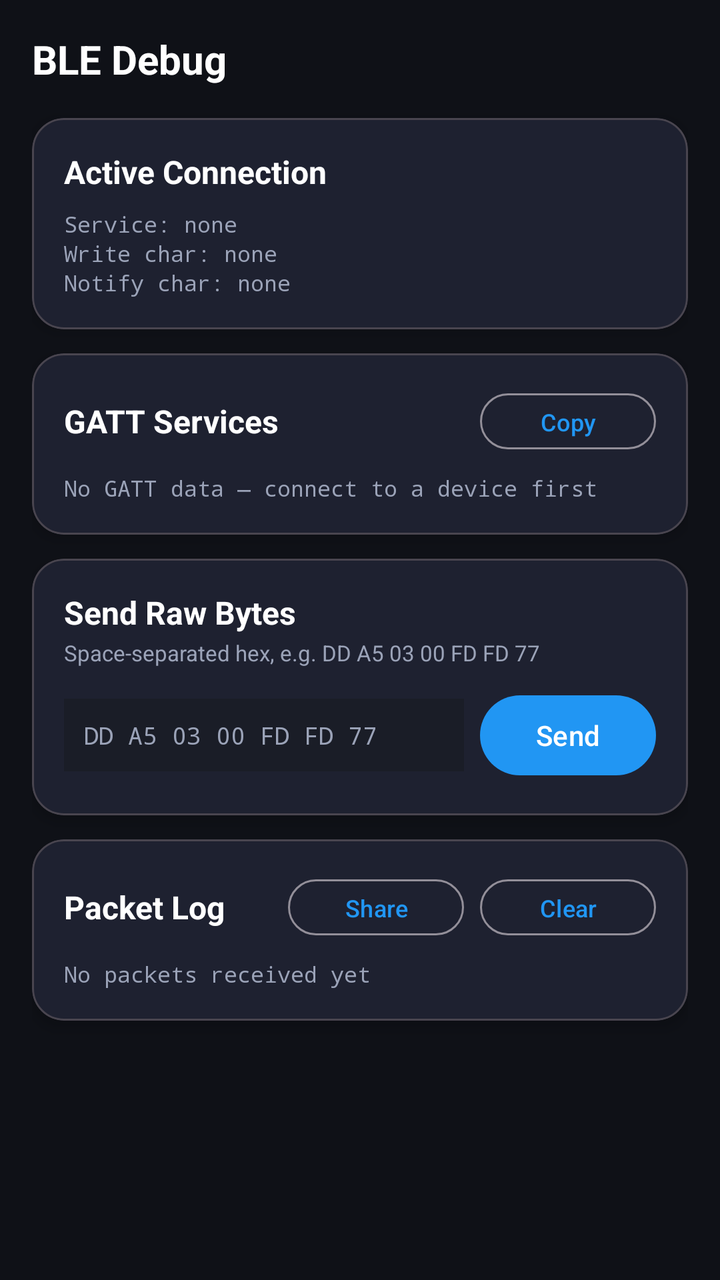
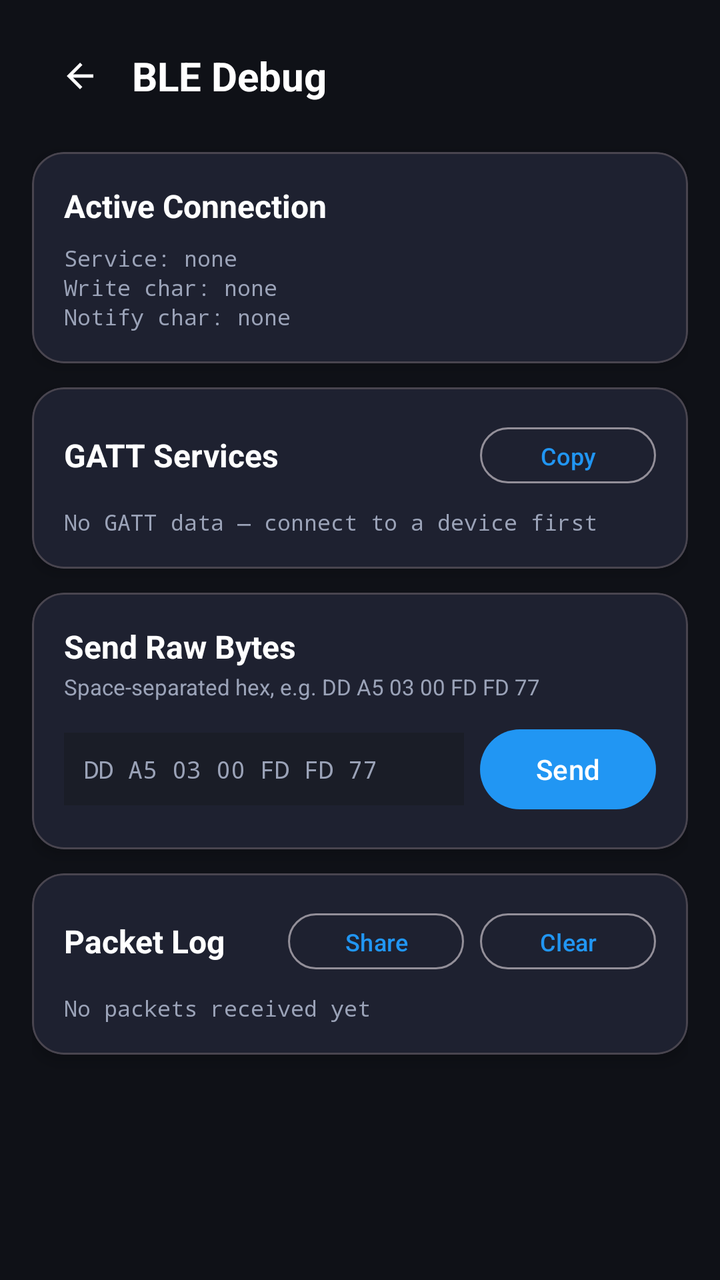

The first picture is an Android layout as it rendered before a commit; the second is the same layout after the commit. The layout source and the unified diff follow.
<!-- AndroidManifest.xml: application theme Theme.VanaccessBMS -->
<!-- res/layout/fragment_debug.xml -->
<?xml version="1.0" encoding="utf-8"?>
<ScrollView xmlns:android="http://schemas.android.com/apk/res/android"
    xmlns:app="http://schemas.android.com/apk/res-auto"
    android:layout_width="match_parent"
    android:layout_height="match_parent"
    android:background="@color/bg_dark"
    android:fillViewport="true">

    <LinearLayout
        android:layout_width="match_parent"
        android:layout_height="wrap_content"
        android:orientation="vertical"
        android:padding="16dp">

        
        <TextView
            android:text="@string/lbl_ble_debug"
            android:textColor="@color/text_primary"
            android:textSize="20sp"
            android:textStyle="bold"
            android:layout_width="match_parent"
            android:layout_height="wrap_content"
            android:layout_marginBottom="16dp" />

        
        <com.google.android.material.card.MaterialCardView
            android:layout_width="match_parent"
            android:layout_height="wrap_content"
            android:layout_marginBottom="12dp"
            app:cardBackgroundColor="@color/card_dark"
            app:cardCornerRadius="16dp"
            app:cardElevation="4dp">

            <LinearLayout
                android:layout_width="match_parent"
                android:layout_height="wrap_content"
                android:orientation="vertical"
                android:padding="16dp">

                <TextView
                    android:text="@string/lbl_active_connection"
                    android:textColor="@color/text_primary"
                    android:textSize="16sp"
                    android:textStyle="bold"
                    android:layout_width="wrap_content"
                    android:layout_height="wrap_content"
                    android:layout_marginBottom="8dp" />

                <TextView
                    android:id="@+id/tv_active_service"
                    android:text="Service: none"
                    android:textColor="@color/text_secondary"
                    android:textSize="11sp"
                    android:fontFamily="monospace"
                    android:layout_width="match_parent"
                    android:layout_height="wrap_content" />

                <TextView
                    android:id="@+id/tv_active_write"
                    android:text="Write char: none"
                    android:textColor="@color/text_secondary"
                    android:textSize="11sp"
                    android:fontFamily="monospace"
                    android:layout_width="match_parent"
                    android:layout_height="wrap_content" />

                <TextView
                    android:id="@+id/tv_active_notify"
                    android:text="Notify char: none"
                    android:textColor="@color/text_secondary"
                    android:textSize="11sp"
                    android:fontFamily="monospace"
                    android:layout_width="match_parent"
                    android:layout_height="wrap_content" />
            </LinearLayout>
        </com.google.android.material.card.MaterialCardView>

        
        <com.google.android.material.card.MaterialCardView
            android:layout_width="match_parent"
            android:layout_height="wrap_content"
            android:layout_marginBottom="12dp"
            app:cardBackgroundColor="@color/card_dark"
            app:cardCornerRadius="16dp"
            app:cardElevation="4dp">

            <LinearLayout
                android:layout_width="match_parent"
                android:layout_height="wrap_content"
                android:orientation="vertical"
                android:padding="16dp">

                <LinearLayout
                    android:layout_width="match_parent"
                    android:layout_height="wrap_content"
                    android:orientation="horizontal"
                    android:gravity="center_vertical"
                    android:layout_marginBottom="8dp">

                    <TextView
                        android:text="@string/lbl_gatt_services"
                        android:textColor="@color/text_primary"
                        android:textSize="16sp"
                        android:textStyle="bold"
                        android:layout_width="0dp"
                        android:layout_height="wrap_content"
                        android:layout_weight="1" />

                    <com.google.android.material.button.MaterialButton
                        android:id="@+id/btn_copy_gatt"
                        android:text="@string/lbl_copy"
                        android:textSize="12sp"
                        style="@style/Widget.Material3.Button.OutlinedButton"
                        android:layout_width="wrap_content"
                        android:layout_height="36dp" />
                </LinearLayout>

                <TextView
                    android:id="@+id/tv_gatt_dump"
                    android:text="@string/lbl_no_gatt"
                    android:textColor="@color/text_secondary"
                    android:textSize="11sp"
                    android:fontFamily="monospace"
                    android:layout_width="match_parent"
                    android:layout_height="wrap_content" />
            </LinearLayout>
        </com.google.android.material.card.MaterialCardView>

        
        <com.google.android.material.card.MaterialCardView
            android:layout_width="match_parent"
            android:layout_height="wrap_content"
            android:layout_marginBottom="12dp"
            app:cardBackgroundColor="@color/card_dark"
            app:cardCornerRadius="16dp"
            app:cardElevation="4dp">

            <LinearLayout
                android:layout_width="match_parent"
                android:layout_height="wrap_content"
                android:orientation="vertical"
                android:padding="16dp">

                <TextView
                    android:text="@string/lbl_send_raw"
                    android:textColor="@color/text_primary"
                    android:textSize="16sp"
                    android:textStyle="bold"
                    android:layout_width="wrap_content"
                    android:layout_height="wrap_content"
                    android:layout_marginBottom="2dp" />

                <TextView
                    android:text="@string/lbl_raw_hint"
                    android:textColor="@color/text_secondary"
                    android:textSize="11sp"
                    android:layout_width="wrap_content"
                    android:layout_height="wrap_content"
                    android:layout_marginBottom="10dp" />

                <LinearLayout
                    android:layout_width="match_parent"
                    android:layout_height="wrap_content"
                    android:orientation="horizontal"
                    android:gravity="center_vertical">

                    <EditText
                        android:id="@+id/et_hex_input"
                        android:layout_width="0dp"
                        android:layout_height="wrap_content"
                        android:layout_weight="1"
                        android:hint="DD A5 03 00 FD FD 77"
                        android:inputType="text"
                        android:fontFamily="monospace"
                        android:textColor="@color/text_primary"
                        android:textColorHint="@color/text_secondary"
                        android:background="@color/surface_dark"
                        android:padding="10dp"
                        android:layout_marginEnd="8dp"
                        android:textSize="12sp"
                        android:singleLine="true" />

                    <com.google.android.material.button.MaterialButton
                        android:id="@+id/btn_send_raw"
                        android:text="@string/lbl_send"
                        android:layout_width="wrap_content"
                        android:layout_height="wrap_content" />
                </LinearLayout>
            </LinearLayout>
        </com.google.android.material.card.MaterialCardView>

        
        <com.google.android.material.card.MaterialCardView
            android:layout_width="match_parent"
            android:layout_height="wrap_content"
            android:layout_marginBottom="16dp"
            app:cardBackgroundColor="@color/card_dark"
            app:cardCornerRadius="16dp"
            app:cardElevation="4dp">

            <LinearLayout
                android:layout_width="match_parent"
                android:layout_height="wrap_content"
                android:orientation="vertical"
                android:padding="16dp">

                <LinearLayout
                    android:layout_width="match_parent"
                    android:layout_height="wrap_content"
                    android:orientation="horizontal"
                    android:gravity="center_vertical"
                    android:layout_marginBottom="8dp">

                    <TextView
                        android:text="@string/lbl_packet_log"
                        android:textColor="@color/text_primary"
                        android:textSize="16sp"
                        android:textStyle="bold"
                        android:layout_width="0dp"
                        android:layout_height="wrap_content"
                        android:layout_weight="1" />

                    <com.google.android.material.button.MaterialButton
                        android:id="@+id/btn_share_log"
                        android:text="@string/lbl_share"
                        android:textSize="12sp"
                        style="@style/Widget.Material3.Button.OutlinedButton"
                        android:layout_width="wrap_content"
                        android:layout_height="36dp"
                        android:layout_marginEnd="8dp" />

                    <com.google.android.material.button.MaterialButton
                        android:id="@+id/btn_clear_log"
                        android:text="@string/lbl_clear"
                        android:textSize="12sp"
                        style="@style/Widget.Material3.Button.OutlinedButton"
                        android:layout_width="wrap_content"
                        android:layout_height="36dp" />
                </LinearLayout>

                <TextView
                    android:id="@+id/tv_packet_log"
                    android:text="@string/lbl_no_packets"
                    android:textColor="@color/text_secondary"
                    android:textSize="11sp"
                    android:fontFamily="monospace"
                    android:layout_width="match_parent"
                    android:layout_height="wrap_content" />
            </LinearLayout>
        </com.google.android.material.card.MaterialCardView>

    </LinearLayout>
</ScrollView>
<!-- resources referenced by this layout -->
<resources>
  <color name="bg_dark">#0F1117</color>
  <color name="card_dark">#1E2130</color>
  <color name="surface_dark">#1A1D27</color>
  <color name="text_primary">#FFFFFF</color>
  <color name="text_secondary">#9BA3B8</color>
  <string name="lbl_active_connection">Active Connection</string>
  <string name="lbl_ble_debug">BLE Debug</string>
  <string name="lbl_clear">Clear</string>
  <string name="lbl_copy">Copy</string>
  <string name="lbl_gatt_services">GATT Services</string>
  <string name="lbl_no_gatt">No GATT data — connect to a device first</string>
  <string name="lbl_no_packets">No packets received yet</string>
  <string name="lbl_packet_log">Packet Log</string>
  <string name="lbl_raw_hint">Space-separated hex, e.g. DD A5 03 00 FD FD 77</string>
  <string name="lbl_send">Send</string>
  <string name="lbl_send_raw">Send Raw Bytes</string>
  <string name="lbl_share">Share</string>
  <style name="Theme.VanaccessBMS" parent="Theme.Material3.Dark.NoActionBar">
          <item name="colorPrimary">@color/accent_blue</item>
          <item name="colorPrimaryVariant">@color/accent_blue</item>
          <item name="colorOnPrimary">@color/white</item>
          <item name="colorSecondary">@color/accent_green</item>
          <item name="colorOnSecondary">@color/white</item>
          <item name="colorSurface">@color/surface_dark</item>
          <item name="colorOnSurface">@color/text_primary</item>
          <item name="android:colorBackground">@color/bg_dark</item>
          <item name="android:windowBackground">@color/bg_dark</item>
          <item name="colorControlActivated">@color/accent_blue</item>
          <item name="colorControlNormal">@color/text_secondary</item>
      </style>
  <color name="accent_blue">#2196F3</color>
  <color name="white">#FFFFFFFF</color>
  <color name="accent_green">#4CAF50</color>
</resources>

<!-- the commit's change to res/layout/fragment_debug.xml (unified diff, before → after) -->
@@ -13,14 +13,31 @@
         android:padding="16dp">
 
         
-        <TextView
-            android:text="@string/lbl_ble_debug"
-            android:textColor="@color/text_primary"
-            android:textSize="20sp"
-            android:textStyle="bold"
-            android:layout_width="match_parent"
-            android:layout_height="wrap_content"
-            android:layout_marginBottom="16dp" />
+        <LinearLayout
+            android:layout_width="match_parent"
+            android:layout_height="wrap_content"
+            android:orientation="horizontal"
+            android:gravity="center_vertical"
+            android:layout_marginBottom="16dp">
+
+            <com.google.android.material.button.MaterialButton
+                android:id="@+id/btn_debug_back"
+                style="@style/Widget.Material3.Button.IconButton"
+                android:layout_width="44dp"
+                android:layout_height="44dp"
+                android:layout_marginEnd="6dp"
+                android:contentDescription="@string/settings_back"
+                app:icon="@drawable/ic_back"
+                app:iconTint="@color/text_primary" />
+
+            <TextView
+                android:text="@string/lbl_ble_debug"
+                android:textColor="@color/text_primary"
+                android:textSize="20sp"
+                android:textStyle="bold"
+                android:layout_width="match_parent"
+                android:layout_height="wrap_content" />
+        </LinearLayout>
 
         
         <com.google.android.material.card.MaterialCardView
<!-- resource entries referenced after the edit -->
@@ -5,6 +5,18 @@
   <color name="surface_dark">#1A1D27</color>
   <color name="text_primary">#FFFFFF</color>
   <color name="text_secondary">#9BA3B8</color>
+  <!-- drawable ic_back (drawable) -->
+  <?xml version="1.0" encoding="utf-8"?>
+  <vector xmlns:android="http://schemas.android.com/apk/res/android"
+      android:width="24dp"
+      android:height="24dp"
+      android:autoMirrored="true"
+      android:viewportWidth="24"
+      android:viewportHeight="24">
+      <path
+          android:fillColor="#FFFFFFFF"
+          android:pathData="M20,11H7.83l5.59,-5.59L12,4l-8,8 8,8 1.41,-1.41L7.83,13H20v-2z" />
+  </vector>
   <string name="lbl_active_connection">Active Connection</string>
   <string name="lbl_ble_debug">BLE Debug</string>
   <string name="lbl_clear">Clear</string>
@@ -17,6 +29,7 @@
   <string name="lbl_send">Send</string>
   <string name="lbl_send_raw">Send Raw Bytes</string>
   <string name="lbl_share">Share</string>
+  <string name="settings_back">Back to settings</string>
   <style name="Theme.VanaccessBMS" parent="Theme.Material3.Dark.NoActionBar">
           <item name="colorPrimary">@color/accent_blue</item>
           <item name="colorPrimaryVariant">@color/accent_blue</item>
